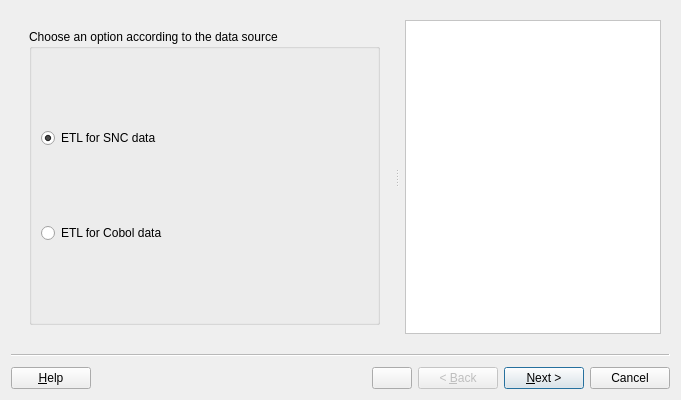
This is asistente_ladm_col/ui/supplies/wiz_supplies_etl.ui in SwissTierrasColombia/Asistente-LADM-COL as Qt 5 draws it before an edit. The edited form follows.
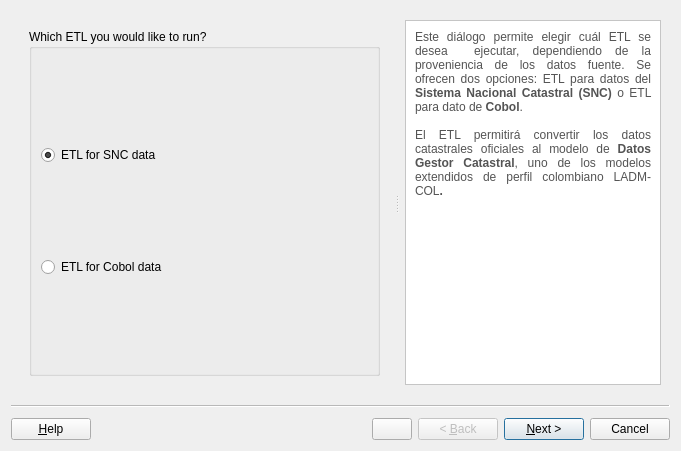
This is the edited form. Icons and pictures are not drawn.

Commit message: [etl] Migrate ETL-Cobol from dialog to wizard

What changed in the file:
```diff
--- a/asistente_ladm_col/ui/supplies/wiz_supplies_etl.ui
+++ b/asistente_ladm_col/ui/supplies/wiz_supplies_etl.ui
@@ -7,7 +7,7 @@
     <x>0</x>
     <y>0</y>
     <width>681</width>
-    <height>400</height>
+    <height>451</height>
    </rect>
   </property>
   <property name="cursor">
@@ -61,7 +61,7 @@
         <item row="0" column="0">
          <widget class="QGroupBox" name="gbx_page_1">
           <property name="title">
-           <string>Choose an option according to the data source</string>
+           <string>Which ETL you would like to run?</string>
           </property>
           <layout class="QGridLayout" name="gridLayout_3">
            <item row="0" column="0">
@@ -138,6 +138,15 @@
        <property name="styleSheet">
         <string notr="true">background-color:white;padding:5px;background-position:right bottom;background-repeat:no-repeat;background-image:url(':/Asistente-LADM_COL/resources/images/icon_about_transparency.png');</string>
        </property>
+       <property name="html">
+        <string>&lt;!DOCTYPE HTML PUBLIC &quot;-//W3C//DTD HTML 4.0//EN&quot; &quot;http://www.w3.org/TR/REC-html40/strict.dtd&quot;&gt;
+&lt;html&gt;&lt;head&gt;&lt;meta name=&quot;qrichtext&quot; content=&quot;1&quot; /&gt;&lt;style type=&quot;text/css&quot;&gt;
+p, li { white-space: pre-wrap; }
+&lt;/style&gt;&lt;/head&gt;&lt;body style=&quot; font-family:'Noto Sans'; font-size:9pt; font-weight:400; font-style:normal;&quot;&gt;
+&lt;p align=&quot;justify&quot; style=&quot; margin-top:0px; margin-bottom:0px; margin-left:0px; margin-right:0px; -qt-block-indent:0; text-indent:0px;&quot;&gt;&lt;span style=&quot; color:#545454;&quot;&gt;Este diálogo permite elegir cuál ETL se desea  ejecutar, dependiendo de la proveniencia de los datos fuente. Se ofrecen dos opciones: ETL para datos del &lt;/span&gt;&lt;span style=&quot; font-weight:600; color:#545454;&quot;&gt;Sistema Nacional Catastral (SNC)&lt;/span&gt;&lt;span style=&quot; color:#545454;&quot;&gt; o ETL para dato de &lt;/span&gt;&lt;span style=&quot; font-weight:600; color:#545454;&quot;&gt;Cobol&lt;/span&gt;&lt;span style=&quot; color:#545454;&quot;&gt;.&lt;/span&gt;&lt;/p&gt;
+&lt;p align=&quot;justify&quot; style=&quot;-qt-paragraph-type:empty; margin-top:0px; margin-bottom:0px; margin-left:0px; margin-right:0px; -qt-block-indent:0; text-indent:0px; color:#545454;&quot;&gt;&lt;br /&gt;&lt;/p&gt;
+&lt;p align=&quot;justify&quot; style=&quot; margin-top:0px; margin-bottom:0px; margin-left:0px; margin-right:0px; -qt-block-indent:0; text-indent:0px;&quot;&gt;&lt;span style=&quot; color:#545454;&quot;&gt;El ETL permitirá convertir los datos catastrales oficiales al modelo de &lt;/span&gt;&lt;span style=&quot; font-weight:600; color:#545454;&quot;&gt;Datos Gestor Catastral&lt;/span&gt;&lt;span style=&quot; color:#545454;&quot;&gt;, uno de los modelos extendidos de perfil colombiano LADM-COL&lt;/span&gt;&lt;span style=&quot; font-weight:600; color:#545454;&quot;&gt;.&lt;/span&gt;&lt;/p&gt;&lt;/body&gt;&lt;/html&gt;</string>
+       </property>
        <property name="openLinks">
         <bool>false</bool>
        </property>
```
Left out of the diff: 409 changed lines with no effect on the pictures. The commit also changes 4 other files.
